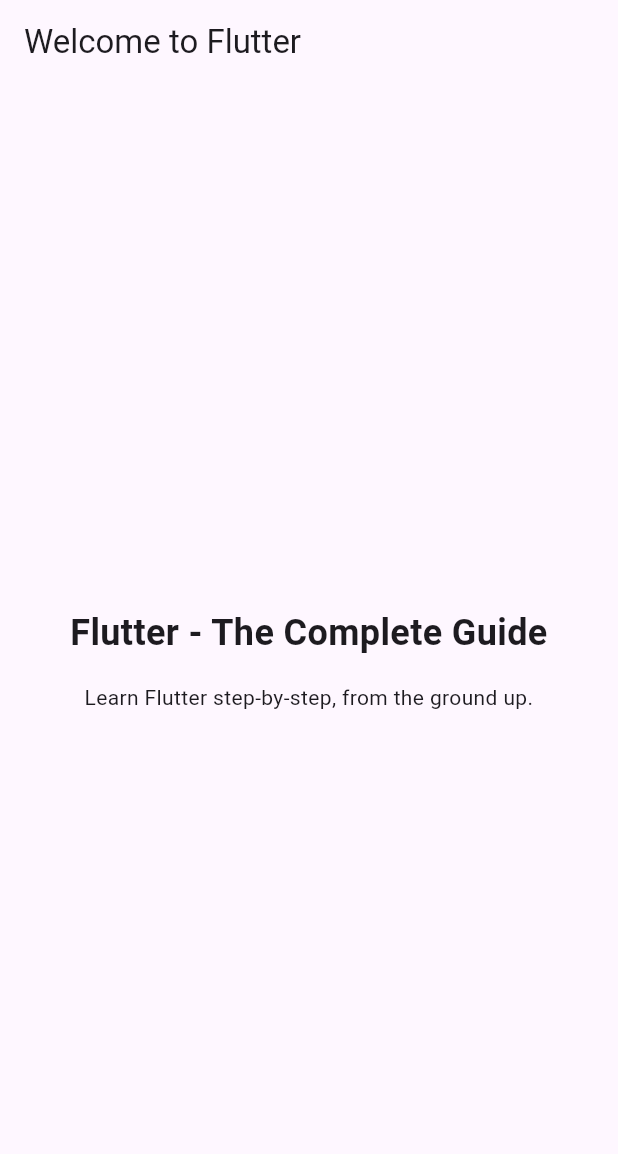
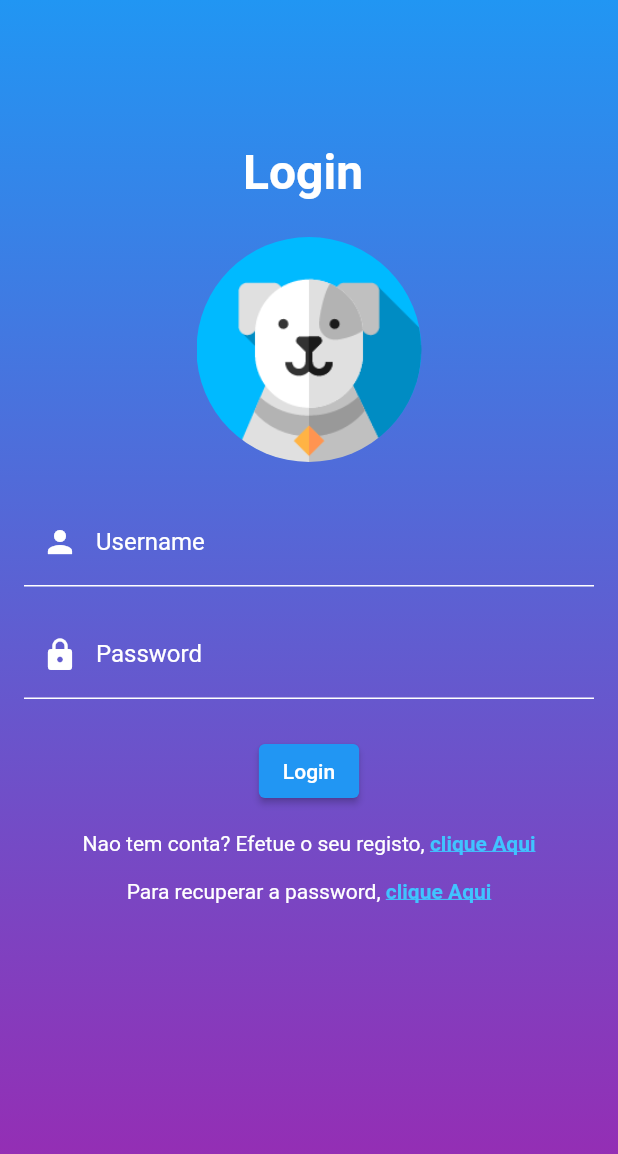
Before and after one commit to Rita-Borges/domus_buddies_web, a Flutter app: the screen it shows after launch, on a phone screen of 412 x 824 dp. Shown: the top 1154 px of the screen. Run offline on Flutter 3.47's test engine with Material 2 defaults, Android fonts, the phone set to English and light mode, and no system bars.

Commit message:
Login front-end stage 1

```diff
--- /dev/null
+++ b/lib/login.dart
@@ -0,0 +1,131 @@
+import 'package:flutter/gestures.dart';
+import 'package:flutter/material.dart';
+
+class LoginPage extends StatelessWidget {
+  const LoginPage ({super.key});
+
+  @override
+  Widget build(BuildContext context) {
+    return Scaffold(
+      body: Container(
+        decoration: const BoxDecoration(
+          gradient: LinearGradient(
+            begin: Alignment.topCenter,
+            end: Alignment.bottomCenter,
+            colors: [
+              Colors.blue,
+              Colors.purple,
+            ],
+          ),
+        ),
+        child: Padding(
+          padding: const EdgeInsets.all(16.0),
+          child: Column(
+            mainAxisAlignment: MainAxisAlignment.start,
+            children: [
+              const SizedBox(height: 80.0), // Add extra space above the title
+              const Text(
+                'Login ',
+                style: TextStyle(
+                  color: Colors.white,
+                  fontSize: 32.0,
+                  fontWeight: FontWeight.bold,
+                ),
+              ),
+              const SizedBox(height: 24.0),
+            ClipRRect(
+              borderRadius: BorderRadius.circular(100.0),
+              child: Image.asset(
+                  'assets/images/logo1.png', // Replace with your own image path
+                 // height: 200.0,
+                  width: 150.0 ,
+                ),
+            ),
+             const SizedBox(height: 24.0),
+              TextFormField(
+                style: const TextStyle(color: Colors.white), // Set the text color to white
+                decoration: const InputDecoration(
+                  labelText: 'Username',
+                  prefixIcon: Icon(Icons.person, color: Colors.white),
+                  labelStyle: TextStyle(color: Colors.white), // Set the label color to white
+                  enabledBorder: UnderlineInputBorder(
+                    borderSide: BorderSide(color: Colors.white), // Set the underline color to white
+                  ),
+                  focusedBorder: UnderlineInputBorder(
+                    borderSide: BorderSide(color: Colors.lightBlueAccent), // Set the focused underline color to white
+                  ),
+
+                ),
+              ),
+             const SizedBox(height: 16.0),
+              TextFormField(
+                style: const TextStyle(color: Colors.white),
+                decoration: const InputDecoration(
+                  labelText: 'Password',
+                  prefixIcon: Icon(Icons.lock, color: Colors.white),
+                  labelStyle: TextStyle(color: Colors.white), // Set the label color to white
+                  enabledBorder: UnderlineInputBorder(
+                    borderSide: BorderSide(color: Colors.white), // Set the underline color to white
+                  ),
+                  focusedBorder: UnderlineInputBorder(
+                    borderSide: BorderSide(color: Colors.lightBlueAccent), // Set the focused underline color to white
+                  ),
+                ),
+                obscureText: true,
+              ),
+           const SizedBox(height: 24.0),
+              ElevatedButton(
+                onPressed: () {
+                  // Handle login button press
+                },
+                child:const Text('Login'),
+              ),
+           const SizedBox(height: 16.0),
+              RichText(
+                text: TextSpan(
+                text: 'Nao tem conta? Efetue o seu registo, ',
+                style: const TextStyle(color: Colors.white),
+                children: [
+              TextSpan(
+                text: 'clique Aqui',
+                style: const TextStyle(
+                  fontWeight: FontWeight.bold,
+                  color: Colors.lightBlueAccent,
+                  decoration: TextDecoration.underline,
+                  ),
+                recognizer: TapGestureRecognizer()
+                ..onTap = () {
+                // Handle register link tap
+                },
+                ),
+                ],
+                ),
+              ),
+              const SizedBox(height: 16.0),
+              RichText(
+                text: TextSpan(
+                  text: 'Para recuperar a password, ',
+                  style: const TextStyle(color: Colors.white),
+                  children: [
+                    TextSpan(
+                      text: 'clique Aqui',
+                      style: const TextStyle(
+                        fontWeight: FontWeight.bold,
+                        color: Colors.lightBlueAccent,
+                        decoration: TextDecoration.underline,
+                      ),
+                      recognizer: TapGestureRecognizer()
+                        ..onTap = () {
+                          // Handle register link tap
+                        },
+                    ),
+                  ],
+                ),
+              ),
+            ],
+          ),
+        ),
+      ),
+    );
+  }
+}
--- a/lib/main.dart
+++ b/lib/main.dart
@@ -1,54 +1,21 @@
+
 import 'package:flutter/material.dart';
+import "package:domus_buddies/login.dart";
+
 
 void main() {
-  runApp(const MyApp());
+  runApp(DomusBuddiesApp());
 }
 
-// With Flutter, you create user interfaces by combining "widgets"
-// You'll learn all about them (and much more) throughout this course!
-class MyApp extends StatelessWidget {
-  const MyApp({super.key});
-
-  // Every custom widget must have a build() method
-  // It tells Flutter, which widgets make up your custom widget
-  // Again: You'll learn all about that throughout the course!
+class DomusBuddiesApp extends StatelessWidget {
+  const DomusBuddiesApp ({super.key});
   @override
   Widget build(BuildContext context) {
-    // Below, a bunch of built-in widgets are used (provided by Flutter)
-    // They will be explained in the next sections
-    // In this course, you will, of course, not just use them a lot but
-    // also learn about many other widgets!
     return MaterialApp(
-      title: 'Flutter First App',
-      theme: ThemeData(useMaterial3: true),
-      home: Scaffold(
-        appBar: AppBar(
-          title: const Text('Welcome to Flutter'),
-        ),
-        body: Container(
-          width: double.infinity,
-          padding: const EdgeInsets.all(12),
-          child: const Column(
-            mainAxisAlignment: MainAxisAlignment.center,
-            crossAxisAlignment: CrossAxisAlignment.center,
-            children: [
-              Text(
-                'Flutter - The Complete Guide',
-                textAlign: TextAlign.center,
-                style: TextStyle(
-                  fontSize: 24,
-                  fontWeight: FontWeight.bold,
-                ),
-              ),
-              SizedBox(height: 16),
-              Text(
-                'Learn Flutter step-by-step, from the ground up.',
-                textAlign: TextAlign.center,
-              ),
-            ],
-          ),
-        ),
+      title: 'Home Page',
+      theme: ThemeData(
       ),
+      home: const LoginPage(),
     );
   }
 }
```
Also changed, not shown: pubspec.yaml (+5 -3 lines), assets/images/flora.jpg (added), assets/images/gato_amarelo.jpg (added), assets/images/logo1.png (added), assets/images/luna1.jpg (added), lib/background_gradient.dart (added), 1 other file.
